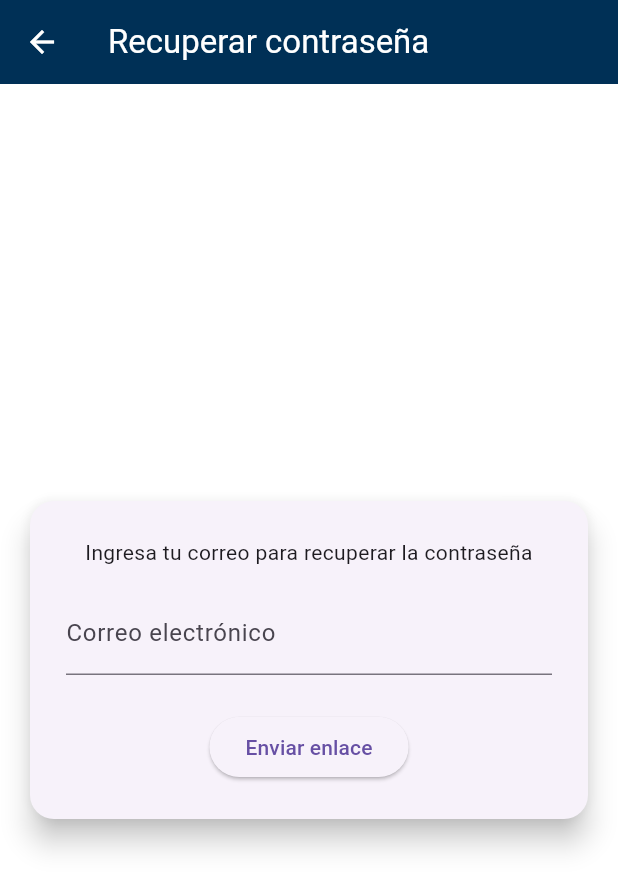
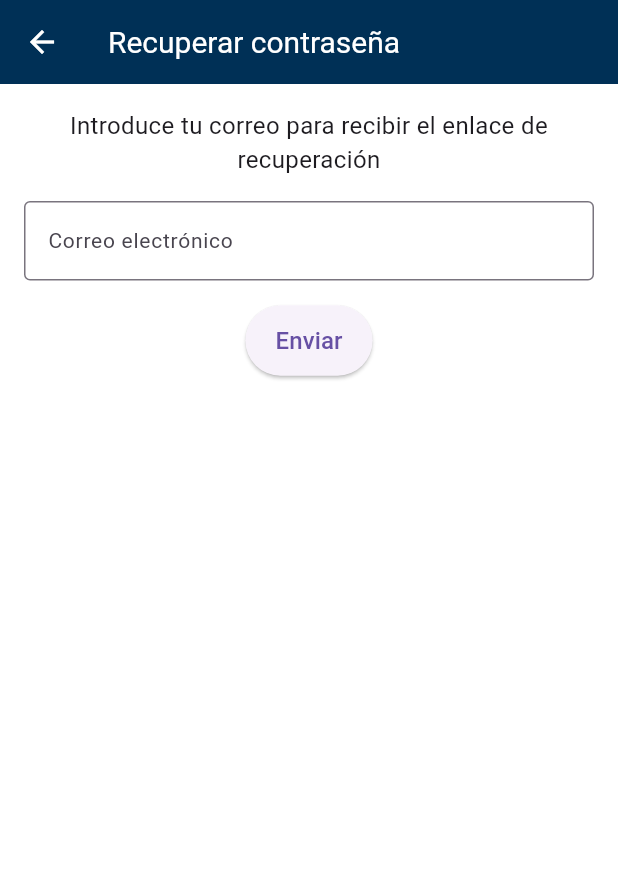
Before and after one commit to RaulCan0/applensys, a Flutter app: the RecoveryScreen screen opened by its route, on a phone screen of 412 x 824 dp. Shown: the top 890 px of the screen. Run offline on Flutter 3.47's test engine with Material 3 defaults, Android fonts, the light colour scheme and no system bars; our stand-ins replace carousel_slider, file_picker, fl_chart, fluentui_system_icons, flutter_local_notifications, flutter_riverpod and 8 more; missing offline and left inert: excel, file_selector; accounts and stored records are empty.

Commit message:
feat: Implementar controlador de recuperación de contraseña y mejorar la interfaz de usuario en la pantalla de recuperación refactor: Actualizar el servicio de notificaciones para usar la biblioteca de zona horaria correctamente chore: Eliminar dependencia de uni_links del proyecto

```diff
--- a/lib/screens/auth/recoveru_screee.dart
+++ b/lib/screens/auth/recoveru_screee.dart
@@ -1,9 +1,27 @@
-import 'dart:math';
-
 import 'package:flutter/material.dart';
 import 'package:flutter_riverpod/flutter_riverpod.dart';
 import 'package:supabase_flutter/supabase_flutter.dart';
-import 'package:uni_links/uni_links.dart';
+import 'package:applensys/providers/text_size_provider.dart'; // Importar el provider
+import 'package:applensys/providers/theme_provider.dart'; // Importar themeModeProvider
+
+final recoveryControllerProvider =
+    StateNotifierProvider<RecoveryController, AsyncValue<void>>(
+  (ref) => RecoveryController(),
+);
+
+class RecoveryController extends StateNotifier<AsyncValue<void>> {
+  RecoveryController() : super(const AsyncValue.data(null));
+
+  Future<void> sendPasswordResetEmail(String email) async {
+    state = const AsyncValue.loading();
+    try {
+      await Supabase.instance.client.auth.resetPasswordForEmail(email);
+      state = const AsyncValue.data(null);
+    } catch (e, st) {
+      state = AsyncValue.error(e, st);
+    }
+  }
+}
 
 class RecoveryScreen extends ConsumerStatefulWidget {
   const RecoveryScreen({super.key});
@@ -12,178 +30,103 @@ class RecoveryScreen extends ConsumerStatefulWidget {
   ConsumerState<RecoveryScreen> createState() => _RecoveryScreenState();
 }
 
-class _RecoveryScreenState extends ConsumerState<RecoveryScreen>
-    with SingleTickerProviderStateMixin {
+class _RecoveryScreenState extends ConsumerState<RecoveryScreen> {
+  final _formKey = GlobalKey<FormState>();
   final _emailController = TextEditingController();
-  final _passwordController = TextEditingController();
-  final _formKeyFront = GlobalKey<FormState>();
-  final _formKeyBack = GlobalKey<FormState>();
-  bool isBackVisible = false;
-  late AnimationController _controller;
-
-  @override
-  void initState() {
-    super.initState();
-    _controller =
-        AnimationController(duration: const Duration(milliseconds: 500), vsync: this);
-    _listenToDeepLinks();
-  }
-
-  void _listenToDeepLinks() {
-    uriLinkStream.listen((Uri? uri) async {
-      if (uri != null &&
-          uri.queryParameters['type'] == 'recovery' &&
-          uri.queryParameters.containsKey('access_token')) {
-        final token = uri.queryParameters['access_token']!;
-        await Supabase.instance.client.auth.setSession(token);
-        setState(() => isBackVisible = true);
-        _controller.forward();
-      }
-    });
-  }
-
-  void _sendRecoveryEmail() async {
-    if (_formKeyFront.currentState?.validate() ?? false) {
-      try {
-        await Supabase.instance.client.auth
-            .resetPasswordForEmail(_emailController.text);
-        _showSnackbar('Correo enviado con éxito');
-      } catch (e) {
-        _showSnackbar('Error: ${e.toString()}');
-      }
-    }
-  }
-
-  void _submitNewPassword() async {
-    if (_formKeyBack.currentState?.validate() ?? false) {
-      try {
-        await Supabase.instance.client.auth.updateUser(
-          UserAttributes(password: _passwordController.text),
-        );
-        _showSnackbar('Contraseña actualizada con éxito');
-        // ignore: use_build_context_synchronously
-        Navigator.pop(context);
-      } catch (e) {
-        _showSnackbar('Error: ${e.toString()}');
-      }
-    }
-  }
-
-  void _showSnackbar(String message) {
-    ScaffoldMessenger.of(context).showSnackBar(SnackBar(content: Text(message)));
-  }
 
   @override
   void dispose() {
-    _controller.dispose();
     _emailController.dispose();
-    _passwordController.dispose();
     super.dispose();
+  }
+
+  void _onSubmit() async {
+    if (_formKey.currentState!.validate()) {
+      await ref
+          .read(recoveryControllerProvider.notifier)
+          .sendPasswordResetEmail(_emailController.text);
+      if (!mounted) return;
+
+      final state = ref.read(recoveryControllerProvider);
+      state.whenOrNull(
+        data: (_) {
+          ScaffoldMessenger.of(context).showSnackBar(
+            const SnackBar(content: Text('Correo enviado con éxito')),
+          );
+        },
+        error: (err, _) {
+          ScaffoldMessenger.of(context).showSnackBar(
+            SnackBar(content: Text('Error: ${err.toString()}')),
+          );
+        },
+      );
+    }
   }
 
   @override
   Widget build(BuildContext context) {
-    final angle = _controller.value * pi;
+    final recoveryState = ref.watch(recoveryControllerProvider);
+    final textSize = ref.watch(textSizeProvider); // Obtener el tamaño de texto
+    final double scaleFactor = textSize / 14.0; // Asumiendo 14.0 como tamaño base
+    final themeMode = ref.watch(themeModeProvider); // Observar el themeModeProvider
+
+    // Determinar el color de fondo del Scaffold basado en el tema
+    final scaffoldBackgroundColor = themeMode == ThemeMode.dark
+        ? const Color.fromARGB(75, 206, 206, 206) // Fondo gris para modo oscuro
+        : Theme.of(context).scaffoldBackgroundColor; // Fondo del tema claro por defecto
+
     return Scaffold(
+      backgroundColor: scaffoldBackgroundColor, // Aplicar color de fondo dinámico
       appBar: AppBar(
-        title: const Text('Recuperar contraseña'),
-        backgroundColor: const Color(0xFF003056),
+        title: Text('Recuperar contraseña', style: TextStyle(fontSize: 20 * scaleFactor, color: Colors.white)), // Texto siempre blanco
+        toolbarHeight: kToolbarHeight * scaleFactor,
+        backgroundColor: const Color(0xFF003056), // AppBar siempre azul
+        iconTheme: const IconThemeData(color: Colors.white), // Icono de flecha siempre blanco
       ),
-      body: Center(
-        child: GestureDetector(
-          onTap: () {
-            if (isBackVisible) {
-              _controller.reverse();
-              setState(() => isBackVisible = false);
-            }
-          },
-          child: AnimatedBuilder(
-            animation: _controller,
-            builder: (context, child) {
-              final transform = Matrix4.identity()
-                ..setEntry(3, 2, 0.001)
-                ..rotateY(angle);
-
-              return Transform(
-                transform: transform,
-                alignment: Alignment.center,
-                child: isBackVisible
-                    ? _buildBackCard(context)
-                    : _buildFrontCard(context),
-              );
-            },
-          ),
-        ),
-      ),
-    );
-  }
-
-  Widget _buildFrontCard(BuildContext context) {
-    return Card(
-      elevation: 8,
-      margin: const EdgeInsets.all(20),
-      shape: RoundedRectangleBorder(borderRadius: BorderRadius.circular(16)),
-      child: Padding(
-        padding: const EdgeInsets.all(24),
+      body: Padding(
+        padding: EdgeInsets.all(16 * scaleFactor), // Aplicar scaleFactor al padding
         child: Form(
-          key: _formKeyFront,
+          key: _formKey,
           child: Column(
-            mainAxisSize: MainAxisSize.min,
             children: [
-              const Text(
-                'Ingresa tu correo para recuperar la contraseña',
+              Text(
+                'Introduce tu correo para recibir el enlace de recuperación',
                 textAlign: TextAlign.center,
+                style: TextStyle(fontSize: 16 * scaleFactor), // Aplicar scaleFactor
               ),
-              const SizedBox(height: 16),
+              SizedBox(height: 16 * scaleFactor), // Aplicar scaleFactor
               TextFormField(
                 controller: _emailController,
                 keyboardType: TextInputType.emailAddress,
-                decoration: const InputDecoration(labelText: 'Correo electrónico'),
-                validator: (value) =>
-                    value != null && value.contains('@') ? null : 'Correo inválido',
+                style: TextStyle(fontSize: 14 * scaleFactor), // Aplicar scaleFactor al texto de entrada
+                decoration: InputDecoration(
+                  labelText: 'Correo electrónico',
+                  labelStyle: TextStyle(fontSize: 14 * scaleFactor), // Aplicar scaleFactor al label
+                  border: const OutlineInputBorder(),
+                ),
+                validator: (value) {
+                  if (value == null ||
+                      value.isEmpty ||
+                      !value.contains('@')) {
+                    return 'Introduce un correo válido';
+                  }
+                  return null;
+                },
               ),
-              const SizedBox(height: 24),
-              ElevatedButton(
-                onPressed: _sendRecoveryEmail,
-                child: const Text('Enviar enlace'),
-              ),
-            ],
-          ),
-        ),
-      ),
-    );
-  }
-
-  Widget _buildBackCard(BuildContext context) {
-    return Card(
-      elevation: 8,
-      margin: const EdgeInsets.all(20),
-      shape: RoundedRectangleBorder(borderRadius: BorderRadius.circular(16)),
-      child: Padding(
-        padding: const EdgeInsets.all(24),
-        child: Form(
-          key: _formKeyBack,
-          child: Column(
-            mainAxisSize: MainAxisSize.min,
-            children: [
-              const Text(
-                'Ingresa tu nueva contraseña',
-                textAlign: TextAlign.center,
-              ),
-              const SizedBox(height: 16),
-              TextFormField(
-                controller: _passwordController,
-                obscureText: true,
-                decoration: const InputDecoration(labelText: 'Nueva contraseña'),
-                validator: (value) => value != null && value.length >= 6
-                    ? null
-                    : 'Mínimo 6 caracteres',
-              ),
-              const SizedBox(height: 24),
-              ElevatedButton(
-                onPressed: _submitNewPassword,
-                child: const Text('Actualizar contraseña'),
-              ),
+              SizedBox(height: 16 * scaleFactor), // Aplicar scaleFactor
+              recoveryState.isLoading
+                  ? SizedBox(
+                      width: 24 * scaleFactor, // Escalar CircularProgressIndicator
+                      height: 24 * scaleFactor,
+                      child: const CircularProgressIndicator(),
+                    )
+                  : ElevatedButton(
+                      style: ElevatedButton.styleFrom(
+                        padding: EdgeInsets.symmetric(horizontal: 20 * scaleFactor, vertical: 12 * scaleFactor), // Escalar padding del botón
+                      ),
+                      onPressed: _onSubmit,
+                      child: Text('Enviar', style: TextStyle(fontSize: 16 * scaleFactor)), // Aplicar scaleFactor
+                    ),
             ],
           ),
         ),
--- a/pubspec.yaml
+++ b/pubspec.yaml
@@ -24,7 +24,6 @@ dependencies:
   animated_flip_counter: ^0.3.4
   responsive_framework: 1.1.0
   flutter_slidable: ^0.6.0
-  uni_links: ^0.5.1
   flutter_local_notifications: ^17.1.2
   timezone: ^0.9.2
   flutter_native_timezone: ^2.0.0
```
Also changed, not shown: lib/services/helpers/notification_service.dart (+14 -12 lines), pubspec.lock.
